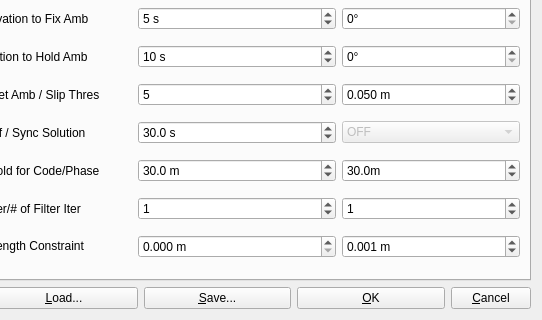
First picture: the form in app/qtapp/rtkpost_qt/postopt.ui, repository lhuisman/myRTKLIB, before the edit; both pictures show x 101 to 643 and y 161 to 481 of the 643 by 481 pixel window.
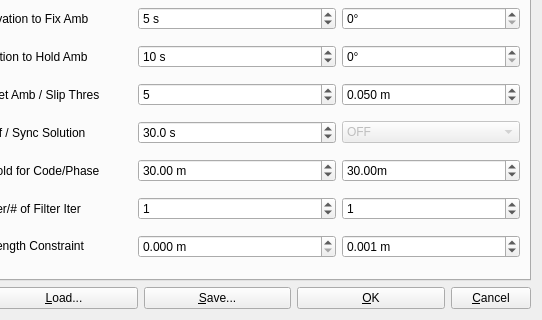
Second picture: the form after the edit. The open tabs and pages were chosen to show the change. Icons and pictures are not drawn.

Commit message: Increase number of decimal places for innovation thresholds

```diff
--- a/app/qtapp/rtkpost_qt/postopt.ui
+++ b/app/qtapp/rtkpost_qt/postopt.ui
@@ -895,7 +895,7 @@
           <string> m</string>
          </property>
          <property name="decimals">
-          <number>1</number>
+          <number>2</number>
          </property>
          <property name="maximum">
           <double>1000.000000000000000</double>
@@ -911,7 +911,7 @@
           <string>m</string>
          </property>
          <property name="decimals">
-          <number>1</number>
+          <number>2</number>
          </property>
          <property name="maximum">
           <double>1000.000000000000000</double>
```
